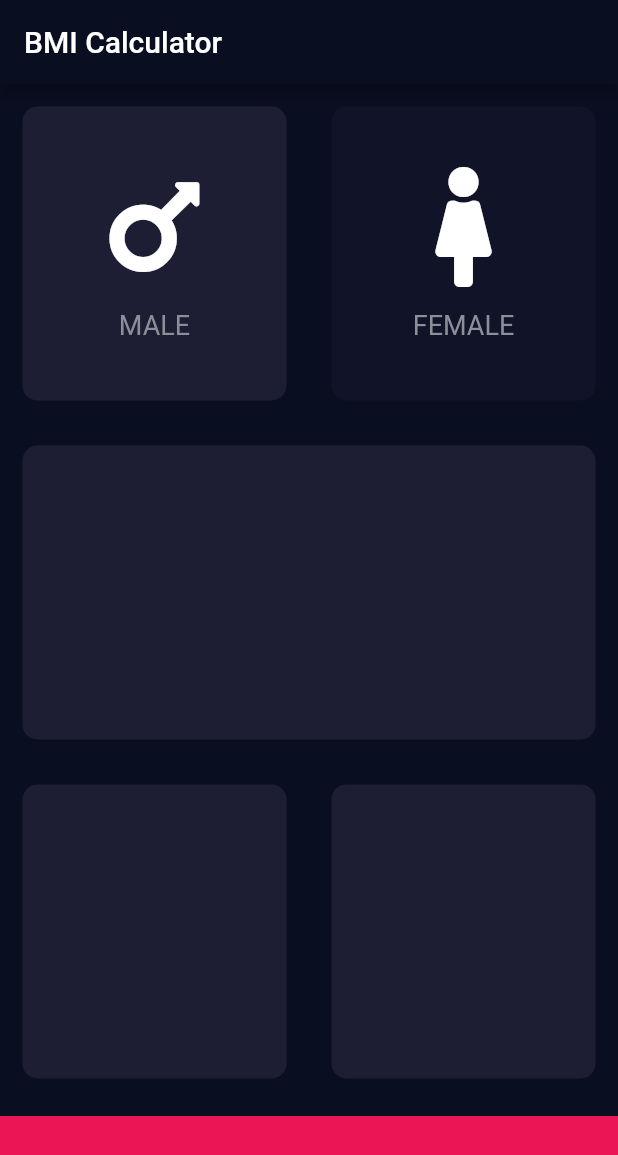
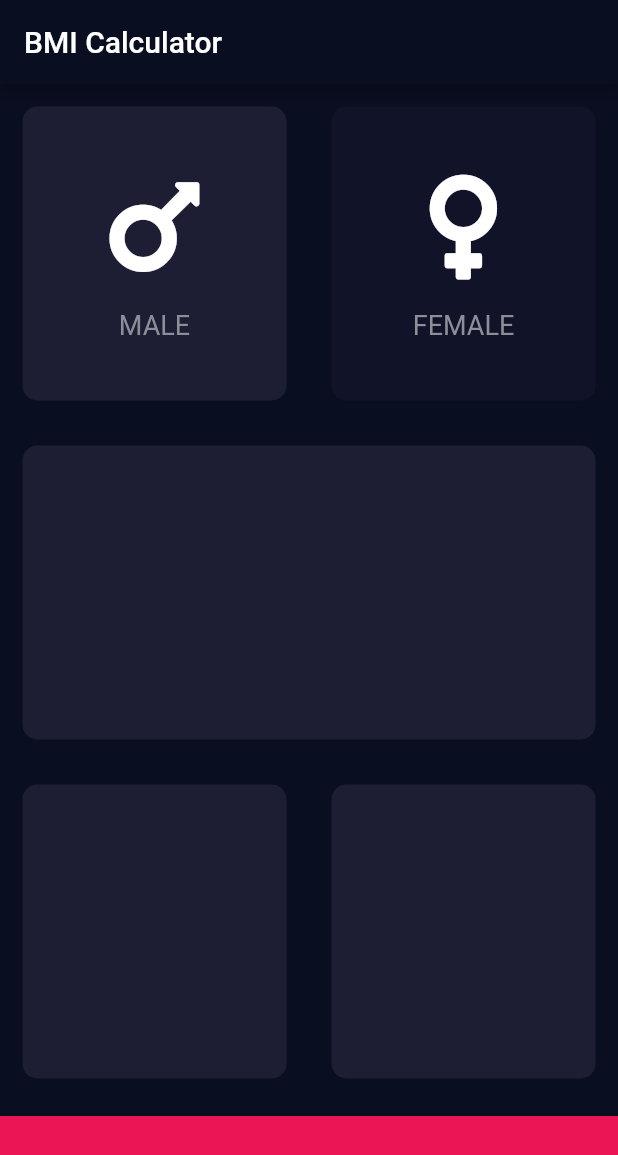
Before and after one commit to jlemanski1/BMI-Calculator, a Flutter app: the screen it shows after launch, after a tap on "MALE", on a phone screen of 412 x 824 dp. Shown: the top 1155 px of the screen. Run offline on Flutter 3.47's test engine with Material 2 defaults, Android fonts, the phone set to English and light mode, and no system bars; our stand-ins replace font_awesome_flutter.

Commit message:
Refactored method out in favour of a clean enum

```diff
--- a/bmi_calculator/lib/input_page.dart
+++ b/bmi_calculator/lib/input_page.dart
@@ -28,24 +28,7 @@ class _InputPageState extends State<InputPage> {
   Color maleCardColour = inActiveCardColour;
   Color femaleCardColour = inActiveCardColour;
 
-  // 0: female, 1: male
-  void updateColour(Gender gender) {
-    if (gender == Gender.male) {
-      if (maleCardColour == inActiveCardColour) {
-        maleCardColour = activeCardColour;
-        femaleCardColour = inActiveCardColour;
-      } else {
-        maleCardColour = inActiveCardColour;
-      }
-    } else if (gender == Gender.female) {
-      if (femaleCardColour == inActiveCardColour) {
-        femaleCardColour = activeCardColour;
-        maleCardColour = inActiveCardColour;
-      } else {
-        femaleCardColour = inActiveCardColour;
-      }
-    }
-  }
+  Gender selectedGender;
 
   @override
   Widget build(BuildContext context) {
@@ -61,11 +44,11 @@ class _InputPageState extends State<InputPage> {
                 child: GestureDetector(
                   onTap: () {
                     setState(() {
-                      updateColour(Gender.male);
+                      selectedGender = Gender.male;
                     });
                   },
                   child: CustomCard(
-                    colour: maleCardColour,
+                    colour: selectedGender == Gender.male ? activeCardColour : inActiveCardColour,
                     child: IconContent(
                       cardIconData: FontAwesomeIcons.mars,
                       iconSize: 80.0,
@@ -77,13 +60,13 @@ class _InputPageState extends State<InputPage> {
               Expanded(child: GestureDetector(
                 onTap: () {
                   setState(() {
-                    updateColour(Gender.female);
+                    selectedGender = Gender.female;
                   });
                 },
                 child: CustomCard(
-                  colour: femaleCardColour,
+                  colour: selectedGender == Gender.female ? activeCardColour : inActiveCardColour,
                   child: IconContent(
-                    cardIconData: FontAwesomeIcons.female,
+                    cardIconData: FontAwesomeIcons.venus,
                     iconSize: 80.0,
                     cardText: 'FEMALE',
                   ),
```
Also changed, not shown: 1 other file.
